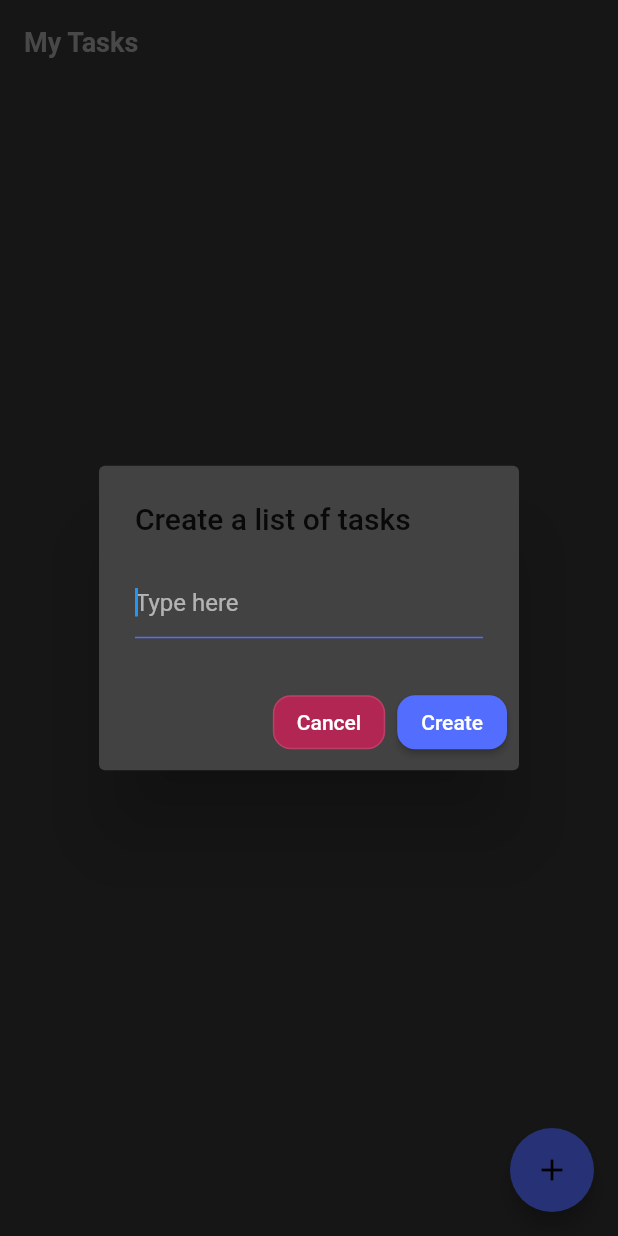
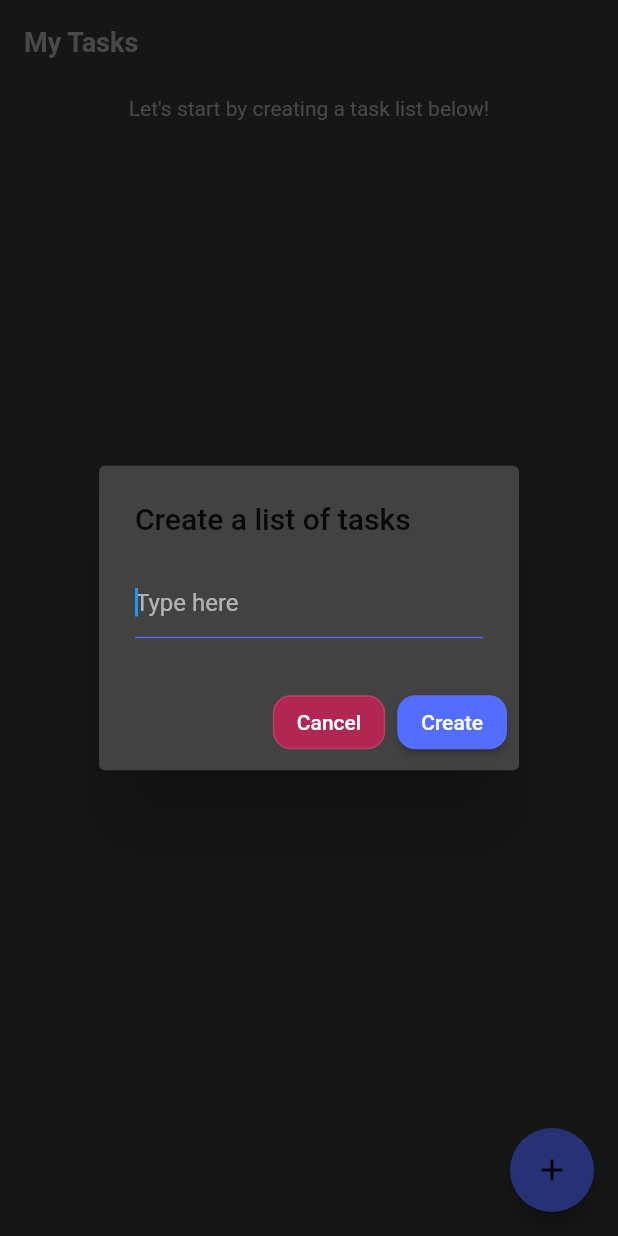
Before and after one commit to jeremiahbaclig/BuddyBuddy, a Flutter app: the TaskList screen opened directly, after a tap on the "add" icon, on a phone screen of 412 x 824 dp. Run offline on Flutter 3.47's test engine with Material 2 defaults, Android fonts, the phone set to English and light mode, and no system bars; our stand-ins replace cloud_firestore, firebase_auth, firebase_core, google_fonts; accounts and stored records are empty.

```diff
--- a/todo-list/todo_app/lib/tasks.dart
+++ b/todo-list/todo_app/lib/tasks.dart
@@ -71,11 +71,15 @@ class _TaskListState extends State<TaskList> {
               values.elementAt(keys.toList().indexOf("sharedByUserId"));
         } catch (e) {}
 
+        if (userId != CurrentUser.getCurrentUser().uid) {
+          continue;
+        } else {
           _tasks.add(Task(
               name: name,
               id: id,
               userId: userId,
               sharedByUserId: sharedByUserId));
+        }
       }
     });
 
@@ -105,7 +109,24 @@ class _TaskListState extends State<TaskList> {
             if (snapshot.hasData) {
               return ListView(
                 padding: const EdgeInsets.symmetric(vertical: 8.0),
-                children: _tasks.map((Task task) {
+                children: _tasks
+                        .map((Task task) {
+                          return TaskItem(
+                            task: task,
+                            removeTask: deleteTask,
+                          );
+                        })
+                        .toList()
+                        .isEmpty
+                    ? [
+                        Center(
+                            child: Text(
+                                "Let's start by creating a task list below!",
+                                style: GoogleFonts.novaMono(
+                                  color: Colors.grey,
+                                )))
+                      ]
+                    : _tasks.map((Task task) {
                         return TaskItem(
                           task: task,
                           removeTask: deleteTask,
--- a/todo-list/todo_app/lib/todo.dart
+++ b/todo-list/todo_app/lib/todo.dart
@@ -137,7 +137,7 @@ class _TodoListState extends State<TodoList> {
                         .isEmpty
                     ? [
                         Center(
-                            child: Text("Let's start by adding a task!",
+                            child: Text("Let's add a task!",
                                 style: GoogleFonts.novaMono(
                                   color: Colors.grey,
                                 )))
--- a/todo-list/todo_app/lib/validator.dart
+++ b/todo-list/todo_app/lib/validator.dart
@@ -33,7 +33,7 @@ class Validator {
     if (password.isEmpty) {
       return 'Password can\'t be empty';
     } else if (password.length < 6) {
-      return 'Enter a password with length at least 6';
+      return 'Enter a password with length at least 6 characters';
     }
 
     return null;
```
Also changed, not shown: todo-list/todo_app/lib/auth.dart (+18 -10 lines), todo-list/todo_app/lib/registration.dart (+7 -5 lines). Lines whose indentation alone changed are shown as unchanged.
